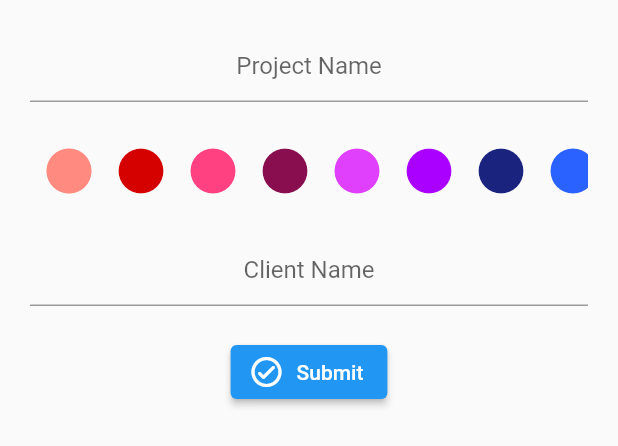
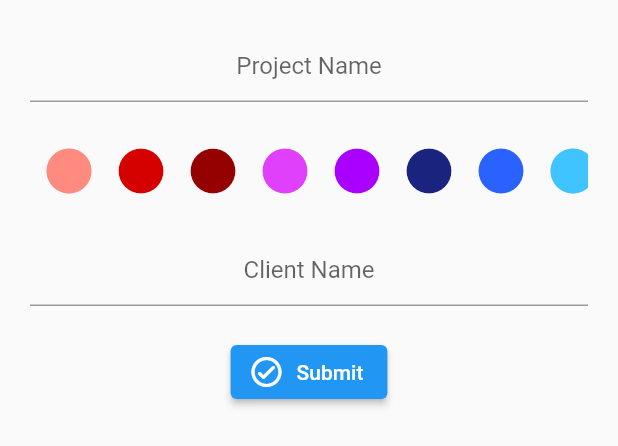
Before and after one commit to Z-inator/productivity_app, a Flutter app: the ProjectEditBottomSheet widget shown alone on an empty page, opened directly, on a phone screen of 412 x 824 dp. Shown: the top 446 px of the screen. Run offline on Flutter 3.47's test engine with Material 2 defaults, Android fonts, the phone set to English and light mode, and no system bars; our stand-ins replace cloud_firestore, firebase_auth, firebase_core, fl_chart, flutter_animation_progress_bar, google_sign_in and 1 more; accounts and stored records are empty; network calls fail.

Commit message:
Finished Project Edit Feature

```diff
--- a/lib/main.dart
+++ b/lib/main.dart
@@ -71,7 +71,7 @@ class _ProductivityAppState extends State<ProductivityApp> {
         // home: Wrapper(),
         // routes: routes,
         onGenerateRoute: generateRoute,
-        initialRoute: '/homescreen',
+        initialRoute: '/',
       ),
     );
   }
--- /dev/null
+++ b/lib/screens/tasks/components/project_edit_bottomsheet.dart
@@ -0,0 +1,107 @@
+import 'package:cloud_firestore/cloud_firestore.dart';
+import 'package:firebase_auth/firebase_auth.dart';
+import 'package:flutter/material.dart';
+import 'package:productivity_app/services/projects_data.dart';
+import 'package:productivity_app/shared_components/color_functions.dart';
+import 'package:productivity_app/shared_components/time_functions.dart';
+import 'package:provider/provider.dart';
+
+class ProjectEditBottomSheet extends StatefulWidget {
+  final String projectName;
+  final Color projectColor;
+  final String projectClient;
+  final String projectID;
+  ProjectEditBottomSheet(
+      {this.projectName,
+      this.projectColor,
+      this.projectClient,
+      this.projectID});
+
+  @override
+  _ProjectEditBottomSheetState createState() => _ProjectEditBottomSheetState();
+}
+
+class _ProjectEditBottomSheetState extends State<ProjectEditBottomSheet> {
+  String newProjectName;
+
+  String newClientName;
+
+  Color newProjectColor;
+
+  int newProjectColorValue;
+
+  @override
+  Widget build(BuildContext context) {
+    final User user = Provider.of<User>(context);
+    return Container(
+      margin: EdgeInsets.all(20),
+      child: Column(
+        mainAxisSize: MainAxisSize.min,
+        children: [
+          TextField(
+            decoration:
+                InputDecoration(hintText: widget.projectName ?? 'Project Name'),
+            textAlign: TextAlign.center,
+            onChanged: (newText) {
+              newProjectName = newText;
+            },
+          ),
+          StatefulBuilder(
+              builder: (BuildContext context, StateSetter modalSetState) {
+            return SingleChildScrollView(
+              padding: EdgeInsets.symmetric(vertical: 20),
+              scrollDirection: Axis.horizontal,
+              child: Row(
+                children: ProjectColors().colorList.map((color) {
+                  return IconButton(
+                      icon: (newProjectColor ?? widget.projectColor) == Color(color)
+                          ? Icon(
+                              Icons.check_circle_rounded,
+                              color: Color(color),
+                              size: 36,
+                            )
+                          : Icon(
+                              Icons.circle,
+                              color: Color(color),
+                              size: 36,
+                            ),
+                      onPressed: () {
+                        modalSetState(() {
+                          newProjectColor = Color(color);
+                        });
+                      });
+                }).toList(),
+              ),
+            );
+          }),
+          TextField(
+            decoration:
+                InputDecoration(hintText: widget.projectClient ?? 'Client Name'),
+            textAlign: TextAlign.center,
+            onChanged: (newText) {
+              newClientName = newText;
+            },
+          ),
+          Container(
+              padding: EdgeInsets.symmetric(vertical: 20),
+              child: ElevatedButton.icon(
+                icon: Icon(Icons.check_circle_outline_rounded),
+                label: Text('Submit'),
+                onPressed: () {
+                  ProjectService(user: user)
+                      .updateProject(projectID: widget.projectID, updateData: {
+                    'projectName': newProjectName ?? widget.projectName,
+                    'projectClient': newClientName ?? widget.projectClient,
+                    'projectColor':
+                        int.parse('0x${newProjectColor.value.toRadixString(16).toUpperCase().toString()}')
+                        ??
+                        int.parse('0x${widget.projectColor.value.toRadixString(16).toUpperCase().toString()}')
+                  });
+                  Navigator.pop(context);
+                },
+              ))
+        ],
+      ),
+    );
+  }
+}
--- a/lib/screens/tasks/components/project_stream.dart
+++ b/lib/screens/tasks/components/project_stream.dart
@@ -1,6 +1,7 @@
 import 'package:cloud_firestore/cloud_firestore.dart';
 import 'package:firebase_auth/firebase_auth.dart';
 import 'package:flutter/material.dart';
+import 'package:productivity_app/screens/tasks/components/project_edit_bottomsheet.dart';
 import 'package:productivity_app/services/projects_data.dart';
 import 'package:productivity_app/shared_components/color_functions.dart';
 import 'package:productivity_app/shared_components/time_functions.dart';
@@ -77,7 +78,8 @@ class _ProjectStreamState extends State<ProjectStream>
                                           return ProjectEditBottomSheet(
                                               projectName: projectName,
                                               projectColor: projectColor,
-                                              projectClient: projectClient);
+                                              projectClient: projectClient,
+                                              projectID: docID,);
                                         });
                                   }),
                               children: [
@@ -127,82 +129,3 @@ class _ProjectStreamState extends State<ProjectStream>
         });
   }
 }
-
-class ProjectEditBottomSheet extends StatelessWidget {
-  final String projectName;
-  final Color projectColor;
-  final String projectClient;
-  ProjectEditBottomSheet({
-    this.projectName,
-    this.projectColor,
-    this.projectClient,
-  });
-  String newProjectName;
-  String newClientName;
-  Color newProjectColor;
-
-  @override
-  Widget build(BuildContext context) {
-    return Container(
-      margin: EdgeInsets.all(20),
-      child: Column(
-        mainAxisSize: MainAxisSize.min,
-        children: [
-          TextField(
-            decoration:
-                InputDecoration(hintText: projectName ?? 'Project Name'),
-            textAlign: TextAlign.center,
-            onChanged: (newText) {
-              newProjectName = newText;
-            },
-          ),
-          StatefulBuilder(
-              builder: (BuildContext context, StateSetter modalSetState) {
-            return SingleChildScrollView(
-              padding: EdgeInsets.symmetric(vertical: 20),
-              scrollDirection: Axis.horizontal,
-              child: Row(
-                children: ProjectColors().colorList.map((color) {
-                  return IconButton(
-                      icon: (newProjectColor ?? projectColor) ==
-                              Color(color)
-                          ? Icon(
-                              Icons.check_circle_rounded,
-                              color: Color(color),
-                              size: 36,
-                            )
-                          : Icon(
-                              Icons.circle,
-                              color: Color(color),
-                              size: 36,
-                            ),
-                      onPressed: () {
-                        modalSetState(() {
-                          newProjectColor = Color(color);
-                          print(newProjectColor);
-                        });
-                      });
-                }).toList(),
-              ),
-            );
-          }),
-          TextField(
-            decoration: InputDecoration(
-                hintText: projectClient ?? 'Client Name'),
-            textAlign: TextAlign.center,
-            onChanged: (newText) {
-              newClientName = newText;
-            },
-          ),
-          Container(
-              padding: EdgeInsets.symmetric(vertical: 20),
-              child: ElevatedButton.icon(
-                icon: Icon(Icons.check_circle_outline_rounded),
-                label: Text('Submit'),
-                onPressed: () {},
-              ))
-        ],
-      ),
-    );
-  }
-}
--- a/lib/shared_components/color_functions.dart
+++ b/lib/shared_components/color_functions.dart
@@ -5,11 +5,10 @@ import 'package:productivity_app/services/projects_data.dart';
 import 'package:provider/provider.dart';
 
 class ProjectColors {
-  final List<int> colorList = [   // 21
+  final List<int> colorList = [   // 20
     0xFFFF8a80, // Light Red
     0xFFD50000, // Red
-    0xFFFF4081, // Pink
-    0xFF880E4F, // Maroon
+    0xFF950000, // Dark Red
     0xFFE040FB, // Purple
     0xFFAA00FF, // Dark Purple
     0xFF1A237E, // Indigo
```
Also changed, not shown: lib/screens/test_screen.dart (+10 -0 lines).
